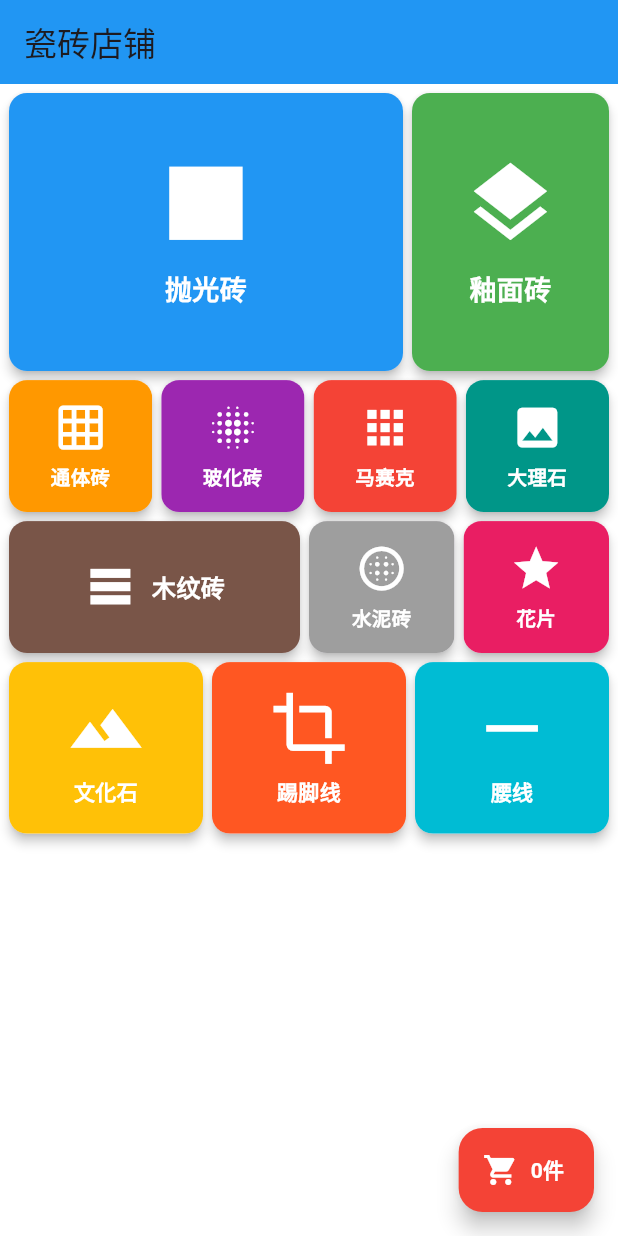
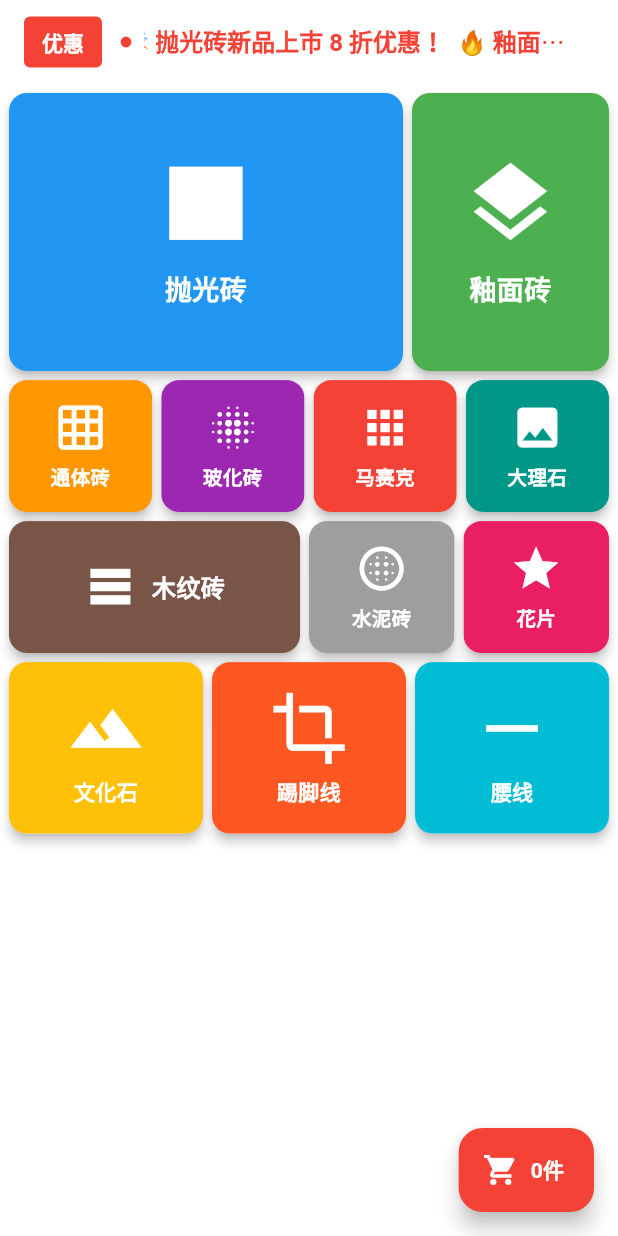
Before and after one commit to 773172733-jpg/tile_shop_app, a Flutter app: the screen it shows after launch, on a phone screen of 412 x 824 dp. Run offline on Flutter 3.47's test engine with Material 3 defaults, Android fonts, the phone set to English and light mode, and no system bars.

Commit message:
添加折扣滚动字幕 - 红色字体从右到左轮播

```diff
--- a/lib/main.dart
+++ b/lib/main.dart
@@ -14,6 +14,112 @@ class MyApp extends StatelessWidget {
       debugShowCheckedModeBanner: false,
       theme: ThemeData(primarySwatch: Colors.blue),
       home: const HomePage(),
+    );
+  }
+}
+
+// 滚动文本组件
+class ScrollingText extends StatefulWidget {
+  final String text;
+  final TextStyle style;
+
+  const ScrollingText({super.key, required this.text, required this.style});
+
+  @override
+  State<ScrollingText> createState() => _ScrollingTextState();
+}
+
+class _ScrollingTextState extends State<ScrollingText>
+    with SingleTickerProviderStateMixin {
+  late AnimationController _controller;
+  late Animation<double> _animation;
+
+  @override
+  void initState() {
+    super.initState();
+    _controller = AnimationController(
+      duration: const Duration(seconds: 15),
+      vsync: this,
+    )..repeat();
+    _animation = Tween<double>(begin: 1, end: -1).animate(_controller);
+  }
+
+  @override
+  void dispose() {
+    _controller.dispose();
+    super.dispose();
+  }
+
+  @override
+  Widget build(BuildContext context) {
+    return ClipRect(
+      child: AnimatedBuilder(
+        animation: _animation,
+        builder: (context, child) {
+          return Transform.translate(
+            offset: Offset(_animation.value * MediaQuery.of(context).size.width, 0),
+            child: child,
+          );
+        },
+        child: Text(
+          widget.text,
+          style: widget.style,
+          whiteSpace: WhiteSpace.nowrap,
+        ),
+      ),
+    );
+  }
+}
+
+// 红点提示组件
+class NotificationDot extends StatefulWidget {
+  final Widget child;
+
+  const NotificationDot({super.key, required this.child});
+
+  @override
+  State<NotificationDot> createState() => _NotificationDotState();
+}
+
+class _NotificationDotState extends State<NotificationDot>
+    with SingleTickerProviderStateMixin {
+  late AnimationController _controller;
+  late Animation<double> _animation;
+
+  @override
+  void initState() {
+    super.initState();
+    _controller = AnimationController(
+      duration: const Duration(milliseconds: 800),
+      vsync: this,
+    )..repeat(reverse: true);
+    _animation = Tween<double>(begin: 0.8, end: 1.2).animate(_controller);
+  }
+
+  @override
+  void dispose() {
+    _controller.dispose();
+    super.dispose();
+  }
+
+  @override
+  Widget build(BuildContext context) {
+    return Row(
+      children: [
+        ScaleTransition(
+          scale: _animation,
+          child: Container(
+            width: 8,
+            height: 8,
+            decoration: const BoxDecoration(
+              color: Colors.red,
+              shape: BoxShape.circle,
+            ),
+          ),
+        ),
+        const SizedBox(width: 8),
+        Expanded(child: widget.child),
+      ],
     );
   }
 }
@@ -74,9 +180,35 @@ class HomePage extends StatelessWidget {
     return Scaffold(
       backgroundColor: Colors.white,
       appBar: AppBar(
-        title: const Text('瓷砖店铺'),
-        backgroundColor: Colors.blue,
+        backgroundColor: Colors.white,
         elevation: 0,
+        title: Row(
+          children: [
+            Container(
+              padding: const EdgeInsets.symmetric(horizontal: 12, vertical: 8),
+              decoration: BoxDecoration(
+                color: Colors.red,
+                borderRadius: BorderRadius.circular(4),
+              ),
+              child: const Text(
+                '优惠',
+                style: TextStyle(color: Colors.white, fontWeight: FontWeight.bold, fontSize: 14),
+              ),
+            ),
+            const SizedBox(width: 12),
+            Expanded(
+              child: SizedBox(
+                height: 30,
+                child: const NotificationDot(
+                  child: ScrollingText(
+                    text: '🎉 抛光砖新品上市 8 折优惠！  🔥 釉面砖买 10 送 1！  ⚡ 马赛克限时特价！  💎 大理石瓷砖满 1000 减 200！',
+                    style: TextStyle(color: Colors.red, fontSize: 16, fontWeight: FontWeight.bold),
+                  ),
+                ),
+              ),
+            ),
+          ],
+        ),
       ),
       body: SingleChildScrollView(
         child: Column(
```
